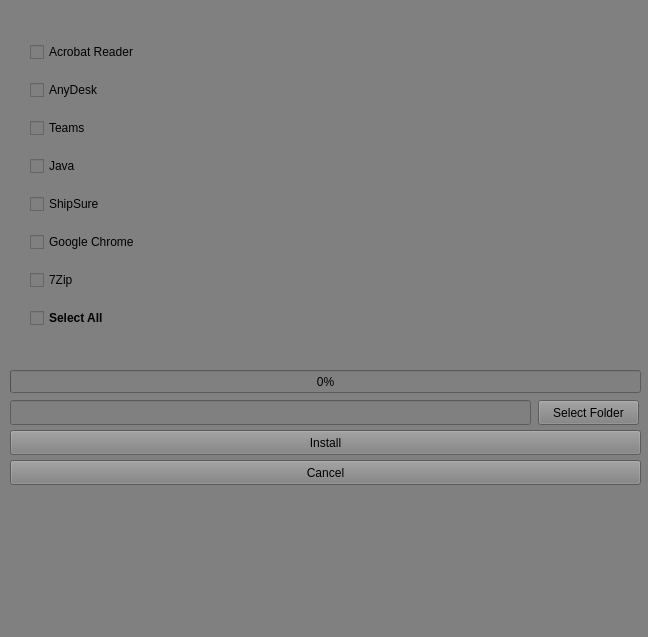
ron1n101/installer, file installer3/widget.ui: the form before one commit.
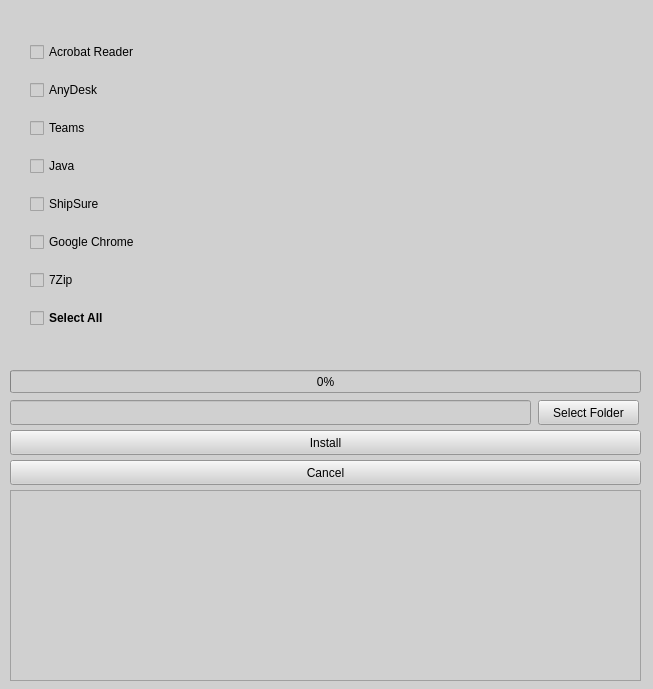
The form after the commit.

Patch:
```diff
--- a/installer3/widget.ui
+++ b/installer3/widget.ui
@@ -6,8 +6,8 @@
    <rect>
     <x>0</x>
     <y>0</y>
-    <width>648</width>
-    <height>637</height>
+    <width>653</width>
+    <height>689</height>
    </rect>
   </property>
   <property name="windowTitle">
@@ -17,7 +17,7 @@
    <bool>false</bool>
   </property>
   <property name="styleSheet">
-   <string notr="true">background-color:grey</string>
+   <string notr="true">background-color: rgb(208, 208, 208);</string>
   </property>
   <widget class="QProgressBar" name="UpdateProgressBar">
    <property name="geometry">
@@ -160,6 +160,37 @@
     </item>
    </layout>
   </widget>
+  <widget class="QTextEdit" name="debugMsg">
+   <property name="enabled">
+    <bool>true</bool>
+   </property>
+   <property name="geometry">
+    <rect>
+     <x>10</x>
+     <y>490</y>
+     <width>631</width>
+     <height>191</height>
+    </rect>
+   </property>
+   <property name="font">
+    <font>
+     <pointsize>8</pointsize>
+    </font>
+   </property>
+  </widget>
+  <widget class="QLabel" name="logo">
+   <property name="geometry">
+    <rect>
+     <x>480</x>
+     <y>40</y>
+     <width>131</width>
+     <height>131</height>
+    </rect>
+   </property>
+   <property name="text">
+    <string/>
+   </property>
+  </widget>
  </widget>
  <resources/>
  <connections/>
```
Left out of the diff: 2 changed lines with no effect on the pictures.
